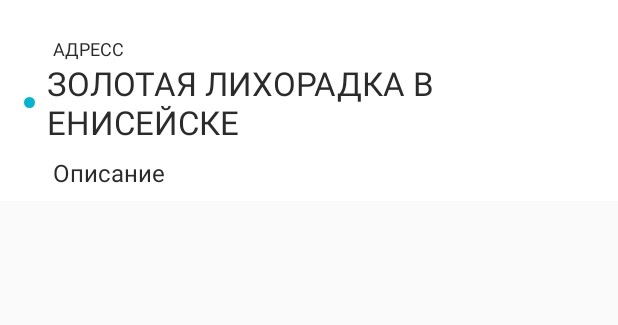
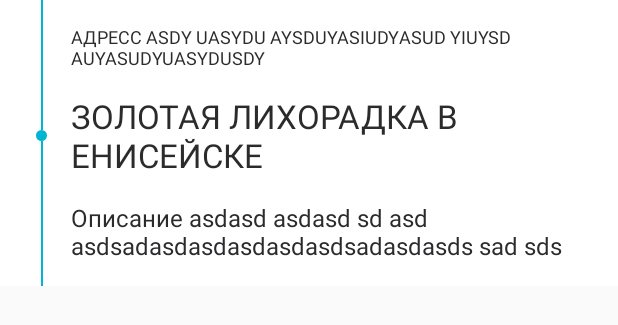
Before and after one commit to Angainor17/ArCoreDemo, an Android app: the layout geoobject_list_item.xml on its own in the app's theme, with its tools: preview values and no code run, on a phone screen of 412 x 824 dp. Shown: the top 325 px of the screen. Run offline under Robolectric (Android 15) with nearby library versions, the phone set to English and light mode, and no system bars.

Commit message:
design features added

```diff
--- a/app/src/main/res/drawable/ic_bullet_dot.xml
+++ b/app/src/main/res/drawable/ic_bullet_dot.xml
@@ -3,5 +3,5 @@
     android:shape="oval">
 
     <solid android:color="@color/colorPrimary" />
-    <size android:width="7dp" android:height="7dp" />
+    <size android:width="13dp" android:height="13dp" />
 </shape>
--- /dev/null
+++ b/app/src/main/res/drawable/ic_disabled.xml
@@ -0,0 +1,4 @@
+<?xml version="1.0" encoding="utf-8"?>
+<bitmap xmlns:android="http://schemas.android.com/apk/res/android"
+    android:src="@drawable/disabled"
+    android:tint="@color/iconLight"/>
--- /dev/null
+++ b/app/src/main/res/drawable/ic_kids.xml
@@ -0,0 +1,4 @@
+<?xml version="1.0" encoding="utf-8"?>
+    <bitmap xmlns:android="http://schemas.android.com/apk/res/android"
+        android:src="@drawable/kids"
+        android:tint="@color/iconLight"/>
--- a/app/src/main/res/layout/geoobject_list_item.xml
+++ b/app/src/main/res/layout/geoobject_list_item.xml
@@ -1,71 +1,125 @@
 <?xml version="1.0" encoding="utf-8"?>
 
 <layout xmlns:android="http://schemas.android.com/apk/res/android"
+    xmlns:app="http://schemas.android.com/apk/res-auto"
     xmlns:tools="http://schemas.android.com/tools">
 
     <data>
+
+        <import type="android.view.View" />
+
         <variable
             name="vm"
             type="com.simferopol.app.ui.routes.routeGeoObjects.vm.GeoObjectVm" />
     </data>
 
-    <LinearLayout
+    <androidx.constraintlayout.widget.ConstraintLayout
         android:layout_width="match_parent"
         android:layout_height="wrap_content"
-        android:orientation="vertical"
 
         tools:background="@android:color/white"
-        >
+        tools:layout_height="wrap_content">
+
+
+        <View
+            android:id="@+id/icon"
+
+            android:layout_width="7dp"
+            android:layout_height="7dp"
+            android:layout_gravity="center_vertical"
+            android:layout_marginStart="24dp"
+            android:background="@drawable/ic_bullet_dot"
+
+            app:layout_constraintBottom_toBottomOf="@id/titleTv"
+            app:layout_constraintStart_toStartOf="parent"
+            app:layout_constraintTop_toTopOf="@id/titleTv" />
+
+        <View
+            android:id="@+id/bottomLine"
+
+            style="@style/RouteLineStyle"
+            android:layout_height="0dp"
+            android:visibility="@{vm.isLast() ? View.GONE: View.VISIBLE }"
+
+            app:layout_constraintBottom_toBottomOf="parent"
+            app:layout_constraintEnd_toEndOf="@id/icon"
+            app:layout_constraintStart_toStartOf="@id/icon"
+            app:layout_constraintTop_toBottomOf="@id/icon" />
+
+        <View
+            android:id="@+id/topLine"
+
+            style="@style/RouteLineStyle"
+            android:layout_height="0dp"
+            android:visibility="@{vm.isFirst() ? View.GONE: View.VISIBLE }"
+
+            app:layout_constraintBottom_toTopOf="@id/icon"
+            app:layout_constraintEnd_toEndOf="@id/icon"
+            app:layout_constraintStart_toStartOf="@id/icon"
+            app:layout_constraintTop_toTopOf="parent" />
+
 
         <TextView
-                android:id="@+id/textView"
-                android:text="@{vm.address}"
+            android:id="@+id/addressTv"
+
+            android:layout_width="0dp"
             android:layout_height="wrap_content"
-                android:layout_width="wrap_content"
-                android:layout_marginStart="35dp"
-                android:layout_marginTop="24dp"
+            android:layout_marginStart="16dp"
+            android:layout_marginTop="16dp"
             android:layout_marginEnd="16dp"
             android:singleLine="false"
+            android:text="@{vm.address}"
+            android:textAllCaps="true"
             android:textColor="@color/colorSubTitle"
             android:textSize="12dp"
-                android:textAllCaps="true"
 
+            app:layout_constraintEnd_toEndOf="parent"
+            app:layout_constraintStart_toEndOf="@id/icon"
+            app:layout_constraintTop_toTopOf="parent"
 
-                tools:text="Адресс" />
-        <!-- <View style="@style/Divider.Horizontal"/> -->
+            tools:text="Адресс asdy uasydu aysduyasiudyasud yiuysd auyasudyuasydusdy " />
 
         <TextView
-                android:id="@+id/textView2"
-                android:text="@{vm.name}"
-                android:layout_width="wrap_content"
+            android:id="@+id/titleTv"
+
+            android:layout_width="0dp"
             android:layout_height="wrap_content"
             android:layout_marginStart="16dp"
-
+            android:layout_marginTop="16dp"
             android:layout_marginEnd="16dp"
+            android:drawablePadding="8dp"
             android:singleLine="false"
+            android:text="@{vm.name}"
             android:textAllCaps="true"
             android:textColor="@color/colorPrimaryDark"
             android:textSize="22dp"
-                android:drawableLeft="@drawable/ic_bullet_dot"
-                android:drawablePadding="8dp"
 
+            app:layout_constraintEnd_toEndOf="parent"
+            app:layout_constraintStart_toEndOf="@id/icon"
+            app:layout_constraintTop_toBottomOf="@+id/addressTv"
             tools:text="Золотая лихорадка в Енисейске" />
 
         <TextView
-            android:id="@+id/textView3"
+            android:id="@+id/descriptionTv"
+
+            android:layout_width="0dp"
+            android:layout_height="wrap_content"
+            android:layout_marginTop="16dp"
+            android:layout_marginEnd="16dp"
+            android:layout_marginBottom="16dp"
+            android:singleLine="false"
             android:text="@{vm.about}"
-            android:layout_height="wrap_content"
-            android:layout_width="wrap_content"
-            android:layout_marginStart="35dp"
-            android:layout_marginTop="8dp"
-            android:layout_marginBottom="8dp"
-            android:layout_marginEnd="16dp"
-            android:singleLine="false"
             android:textColor="@color/colorSubTitle"
             android:textSize="16dp"
 
-            tools:text="Описание" />
+            app:layout_constraintBottom_toBottomOf="parent"
+            app:layout_constraintEnd_toEndOf="parent"
+            app:layout_constraintStart_toStartOf="@+id/titleTv"
 
-    </LinearLayout>
+            app:layout_constraintTop_toBottomOf="@+id/titleTv"
+            tools:text="Описание asdasd asdasd sd asd asdsadasdasdasdasdasdsadasdasds sad sds" />
+
+
+    </androidx.constraintlayout.widget.ConstraintLayout>
 
 </layout>
--- a/app/src/main/res/values/colors.xml
+++ b/app/src/main/res/values/colors.xml
@@ -6,4 +6,5 @@
     <color name="white">#FFFFFF</color>
     <color name="black">#000000</color>
     <color name="colorSubTitle">#ff2b2a2c</color>
+    <color name="iconLight">#bfc0c0</color>
 </resources>
--- a/app/src/main/res/values/styles.xml
+++ b/app/src/main/res/values/styles.xml
@@ -12,4 +12,24 @@
     <style name="AppTheme.AppBarOverlay" parent="ThemeOverlay.AppCompat.Dark.ActionBar" />
     <style name="AppTheme.PopupOverlay" parent="ThemeOverlay.AppCompat.Light" />
 
+    <style name="Divider">
+        <item name="android:background">@color/colorPrimary</item>
+    </style>
+
+    <style name="Divider.Horizontal" parent="Divider">
+        <item name="android:layout_width">match_parent</item>
+        <item name="android:layout_height">1dp</item> // You can change thickness here.
+
+    </style>
+
+    <style name="Divider.Vertical" parent="Divider">
+        <item name="android:layout_width">1dp</item>
+        <item name="android:layout_height">match_parent</item>
+    </style>
+
+    <style name="RouteLineStyle">
+        <item name="android:layout_width">1dp</item>
+        <item name="android:background">@color/colorPrimary</item>
+    </style>
+
 </resources>
```
Also changed, not shown: app/src/main/java/com/simferopol/app/ui/routes/dataBindings.kt (+7 -7 lines), app/src/main/java/com/simferopol/app/ui/routes/routeGeoObjects/vm/GeoObjectVm.kt (+13 -7 lines), app/src/main/res/layout/fragment_route.xml (+42 -13 lines), app/src/main/res/layout/route_list_item.xml (+31 -6 lines), app/src/main/res/drawable/disabled.png (added), app/src/main/res/drawable/kids.png (added). Lines whose indentation alone changed are shown as unchanged.
